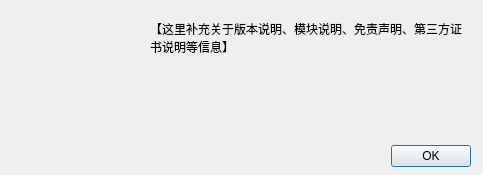
Qt form src/wxbox/ui/about.ui (12CrazyPaul21/WxBox) before a commit.
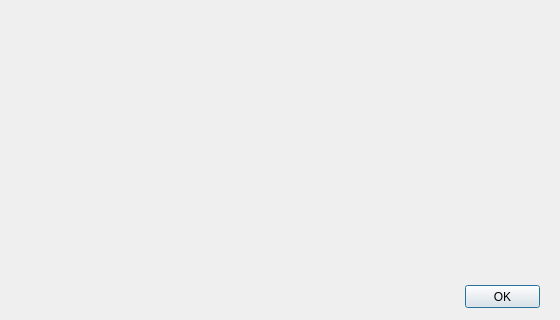
The same form after that commit. Icons and pictures are not drawn.

Commit message: ui(about): 更新about对话框

The edit to the form file:
```diff
--- a/src/wxbox/ui/about.ui
+++ b/src/wxbox/ui/about.ui
@@ -6,8 +6,8 @@
    <rect>
     <x>0</x>
     <y>0</y>
-    <width>483</width>
-    <height>175</height>
+    <width>560</width>
+    <height>320</height>
    </rect>
   </property>
   <property name="sizePolicy">
@@ -18,14 +18,14 @@
   </property>
   <property name="minimumSize">
    <size>
-    <width>483</width>
-    <height>175</height>
+    <width>560</width>
+    <height>320</height>
    </size>
   </property>
   <property name="maximumSize">
    <size>
-    <width>486</width>
-    <height>175</height>
+    <width>560</width>
+    <height>320</height>
    </size>
   </property>
   <property name="windowTitle">
@@ -35,22 +35,6 @@
    <iconset resource="../../../assets/wxbox.qrc">
     <normaloff>:/icon/app.ico</normaloff>:/icon/app.ico</iconset>
   </property>
-  <widget class="QDialogButtonBox" name="buttonBox">
-   <property name="geometry">
-    <rect>
-     <x>130</x>
-     <y>140</y>
-     <width>341</width>
-     <height>32</height>
-    </rect>
-   </property>
-   <property name="orientation">
-    <enum>Qt::Horizontal</enum>
-   </property>
-   <property name="standardButtons">
-    <set>QDialogButtonBox::Ok</set>
-   </property>
-  </widget>
   <widget class="QLabel" name="label">
    <property name="geometry">
     <rect>
@@ -74,18 +58,52 @@
    <property name="geometry">
     <rect>
      <x>150</x>
-     <y>20</y>
-     <width>321</width>
-     <height>101</height>
+     <y>10</y>
+     <width>391</width>
+     <height>261</height>
     </rect>
    </property>
+   <property name="sizePolicy">
+    <sizepolicy hsizetype="Fixed" vsizetype="Fixed">
+     <horstretch>0</horstretch>
+     <verstretch>0</verstretch>
+    </sizepolicy>
+   </property>
    <property name="text">
-    <string>【这里补充关于版本说明、模块说明、免责声明、第三方证书说明等信息】</string>
+    <string notr="true"/>
+   </property>
+   <property name="scaledContents">
+    <bool>false</bool>
    </property>
    <property name="alignment">
     <set>Qt::AlignLeading|Qt::AlignLeft|Qt::AlignTop</set>
    </property>
    <property name="wordWrap">
+    <bool>false</bool>
+   </property>
+   <property name="openExternalLinks">
+    <bool>true</bool>
+   </property>
+   <property name="textInteractionFlags">
+    <set>Qt::LinksAccessibleByMouse|Qt::TextSelectableByMouse</set>
+   </property>
+  </widget>
+  <widget class="QPushButton" name="buttonBox">
+   <property name="geometry">
+    <rect>
+     <x>465</x>
+     <y>285</y>
+     <width>75</width>
+     <height>23</height>
+    </rect>
+   </property>
+   <property name="text">
+    <string>OK</string>
+   </property>
+   <property name="autoDefault">
+    <bool>true</bool>
+   </property>
+   <property name="default">
     <bool>true</bool>
    </property>
   </widget>
```
Left out of the diff: 6 changed lines with no effect on the pictures. The commit also changes 7 other files.
